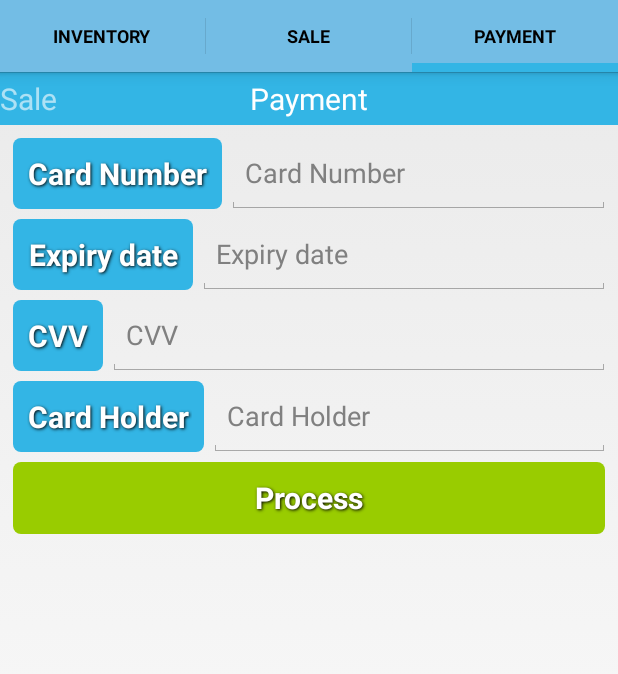
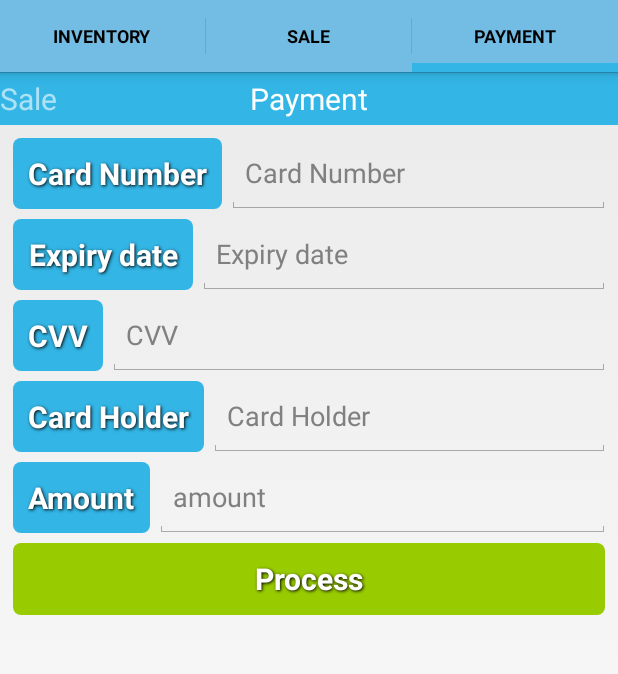
Before and after one commit to UdeeshaShehan/BSA2, an Android app: the screen it shows after launch (MainActivity), tab 3 chosen, on a phone screen of 412 x 824 dp, the part 72-746 px from its top. Run offline under Robolectric (Android 15) with nearby library versions, the phone set to English and light mode, and no system bars.

Commit message:
added amount part

```diff
--- a/app/build.gradle
+++ b/app/build.gradle
@@ -23,6 +23,6 @@ dependencies {
     compile fileTree(include: ['*.jar'], dir: 'libs')
     testCompile 'junit:junit:4.12'
     compile 'com.android.support:appcompat-v7:23.3.0'
+    compile files('libs/httpclient-4.2.3.jar')
     compile files('libs/httpcore-4.2.3.jar')
-    compile files('libs/httpclient-4.2.3.jar')
 }
--- a/app/src/main/java/com/example/usid/mpos/UI/ReportFragment.java
+++ b/app/src/main/java/com/example/usid/mpos/UI/ReportFragment.java
@@ -61,12 +61,13 @@ public class ReportFragment extends UpdatableFragment {
 	private Calendar currentTime;
 	private DatePickerDialog datePicker;
 	private final int SERVER_PORT = 8080;
-
+	private Thread thread;
 	private Button processPayment;
 	private EditText cardNo;
 	private EditText expiryDate;
 	private EditText cardHolder;
 	private EditText CVV;
+	private EditText Amount;
 	public static final int DAILY = 0;
 	public static final int WEEKLY = 1;
 	public static final int MONTHLY = 2;
@@ -87,14 +88,15 @@ public class ReportFragment extends UpdatableFragment {
 		CVV = (EditText) view.findViewById(R.id.CVV_num);
 		expiryDate = (EditText) view.findViewById(R.id.expiry_date);
 		cardNo = (EditText) view.findViewById(R.id.Card_number);
-
+		Amount = (EditText) view.findViewById(R.id.amount_id);
 
 		processPayment.setOnClickListener(new View.OnClickListener() {
 			@Override
 			public void onClick(View view) {
 				String cvv = CVV.getText().toString();
+				final String amount = Amount.getText().toString();
 
-				if(CVV.length()<=0){
+				if(CVV.length()<=0 || amount.length() <=0){
 					AlertDialog.Builder quitDialog = new AlertDialog.Builder(getActivity());
 					quitDialog.setTitle("Error..!\nEnter all the details!!!!");
 					quitDialog.setPositiveButton("Retry", new DialogInterface.OnClickListener() {
@@ -134,7 +136,7 @@ public class ReportFragment extends UpdatableFragment {
 							HashMap<String, String> data = new HashMap<>();
 
 							data.put("name_on_card", "Mohamed Nifras");
-							data.put("amount", "10");
+							data.put("amount", amount);
 							data.put("card_type", "visa");
 							data.put("card_number", "4032 0391 0542 2911");
 							data.put("expiry_month", "12");
@@ -264,7 +266,7 @@ public class ReportFragment extends UpdatableFragment {
 	@Override
 	public void onActivityCreated(@Nullable Bundle savedInstanceState) {
 		super.onActivityCreated(savedInstanceState);
-		new Thread(new Runnable() {
+		thread =new Thread(new Runnable() {
 
 			@Override
 			public void run() {
@@ -287,7 +289,8 @@ public class ReportFragment extends UpdatableFragment {
 					e.printStackTrace();
 				}
 			}
-		}).start();
+		});
+		thread.start();
 	}
 
 	/**
@@ -357,9 +360,28 @@ public class ReportFragment extends UpdatableFragment {
 	@Override
 	public void onResume() {
 		super.onResume();
-		// update();
-		// it shouldn't call update() anymore. Because super.onResume()
-		// already fired the action of spinner.onItemSelected()
+/*		if(!thread.isAlive()) {
+			thread.start();
+		}*/
+		//	update();
+	}
+
+	@Override
+	public void onStop() {
+		super.onStop();
+		/*if(thread!= null) {
+			thread.stop();
+
+		}*/
+	}
+
+	@Override
+	public void onPause() {
+		super.onPause();
+/*		if(thread!= null) {
+			thread.stop();
+
+		}*/
 	}
 
 	/**
@@ -380,6 +402,7 @@ public class ReportFragment extends UpdatableFragment {
 		update();
 	}
 	class ServerAsyncTask extends AsyncTask<Socket, Void, String> {
+
 		//Background task which serve for the client
 		@Override
 		protected String doInBackground(Socket... params) {
@@ -399,6 +422,7 @@ public class ReportFragment extends UpdatableFragment {
 						new InputStreamReader(is));
 				//Read the contents of the data buffer
 				result = br.readLine();
+				Log.e("Result", result);
 				//Close the client connection
 				mySocket.close();
 			} catch (IOException e) {
@@ -412,7 +436,8 @@ public class ReportFragment extends UpdatableFragment {
 
 			try {
 				String track = result;// "no, %B4216890200522445^KARUNASINGHE/NALIN D^1710221190460000000000394000000?";
-				track = track.replace("no, ", "");
+				track = track.replaceAll("no", "");
+				track = track.replaceAll("\\,","");
 
 				String [] details = track.split("\\^");
 				details[0] = details[0].replace("%B","");
--- a/app/src/main/java/com/example/usid/mpos/UI/SaleFragment.java
+++ b/app/src/main/java/com/example/usid/mpos/UI/SaleFragment.java
@@ -57,7 +57,7 @@ public class SaleFragment extends UpdatableFragment {
     private ProductCatalog productCatalog;
 	ListView listView;
 	TextView totaltex,cardNo;
-
+	private Thread thread;
 	/**
 	 * Construct a new SaleFragment.
 	 * @param
@@ -96,6 +96,7 @@ public class SaleFragment extends UpdatableFragment {
 	private final int SERVER_PORT = 8080;
 	String saleBarcode;
 	Button bt;
+	Thread t;
 	@Override
 	public void onActivityCreated(Bundle savedInstanceState) {
 		super.onActivityCreated(savedInstanceState);
@@ -114,7 +115,7 @@ public class SaleFragment extends UpdatableFragment {
 		//Call method
 		//getDeviceIpAddress();
 		//New thread to listen to incoming connections
-		new Thread(new Runnable() {
+		thread = new Thread(new Runnable() {
 
 			@Override
 			public void run() {
@@ -137,7 +138,8 @@ public class SaleFragment extends UpdatableFragment {
 					e.printStackTrace();
 				}
 			}
-		}).start();
+		});
+		//thread.start();
 
 		//list=db.getAllProducts();
 		bt.setOnClickListener(new View.OnClickListener(){
@@ -309,7 +311,28 @@ public class SaleFragment extends UpdatableFragment {
 	@Override
 	public void onResume() {
 		super.onResume();
+/*		if(!thread.isAlive()) {
+			thread.start();
+		}*/
 	//	update();
+	}
+
+	@Override
+	public void onStop() {
+		super.onStop();
+/*		if(thread!= null) {
+			thread.stop();
+
+		}*/
+	}
+
+	@Override
+	public void onPause() {
+		super.onPause();
+		/*if(thread!= null) {
+			thread.stop();
+
+		}*/
 	}
 
 	/**
--- a/app/src/main/res/layout/layout_report.xml
+++ b/app/src/main/res/layout/layout_report.xml
@@ -94,6 +94,28 @@
             android:editable="false"
             />
     </LinearLayout>
+    <LinearLayout
+        android:layout_width="match_parent"
+        android:layout_height="wrap_content"
+        android:orientation="horizontal" >
+
+        <TextView
+            android:id="@+id/amount"
+            style="@style/ButtonText"
+            android:layout_width="wrap_content"
+            android:layout_height="match_parent"
+            android:background="@drawable/btn_blue"
+            android:text="Amount" />
+
+        <EditText
+            android:id="@+id/amount_id"
+            android:layout_width="match_parent"
+            android:layout_height="match_parent"
+            android:ems="10"
+            android:hint="amount"
+            android:inputType="numberDecimal"
+            />
+    </LinearLayout>
 
 
 
```
Also changed, not shown: 1 other file.
